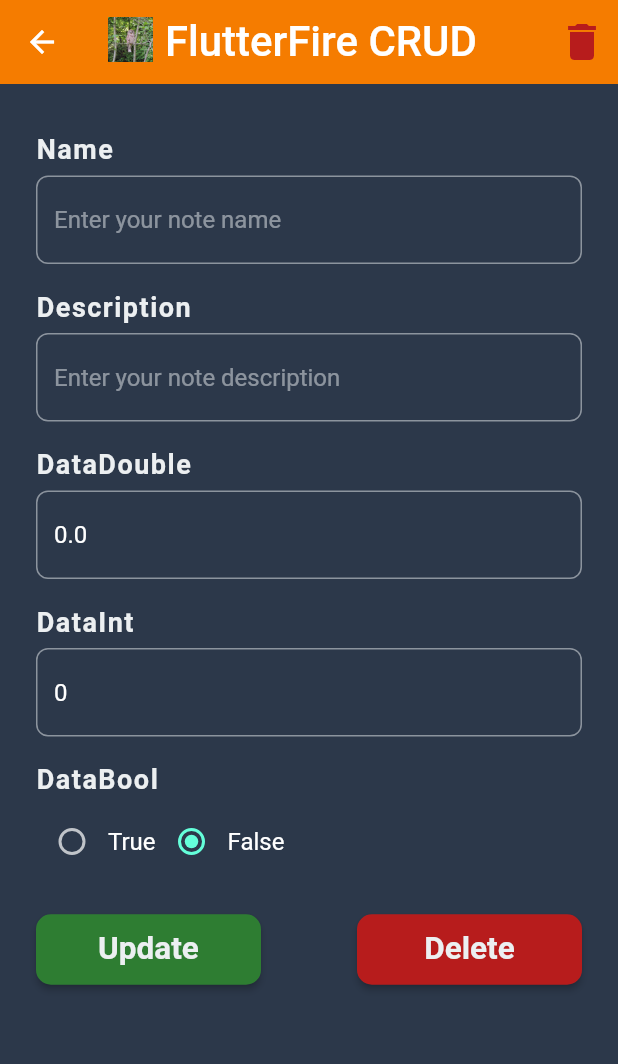
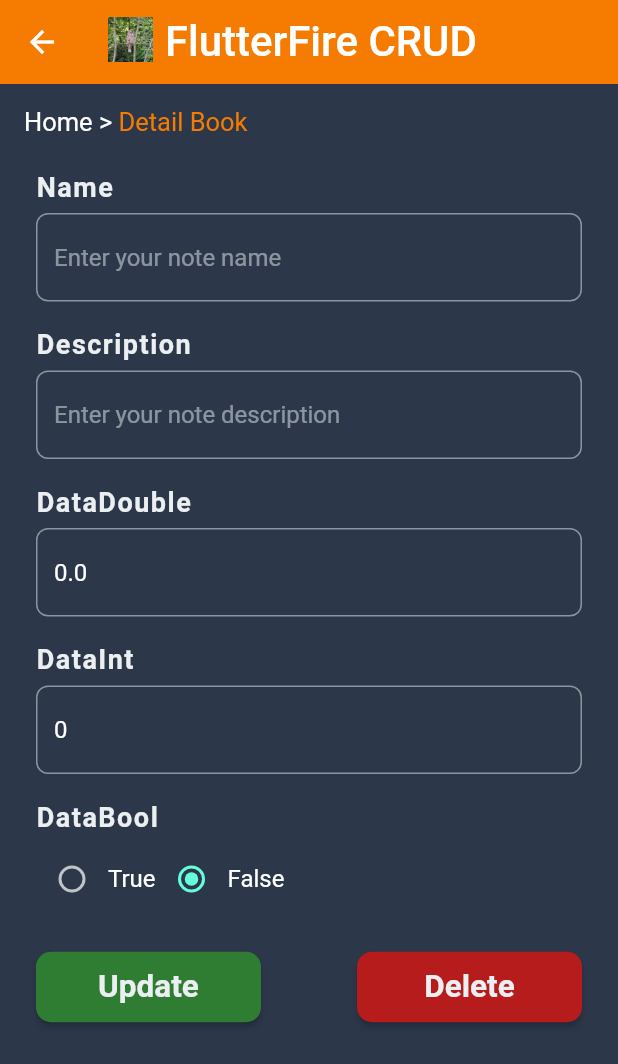
Before and after one commit to Med-Li-Jr/flutterInterfaces, a Flutter app: the EditScreen screen opened directly with empty values, on a phone screen of 412 x 824 dp. Shown: the top 1064 px of the screen. Run offline on Flutter 3.47's test engine with Material 2 defaults, Android fonts, the phone set to English and light mode, and no system bars; our stand-ins replace cloud_firestore, firebase_core; accounts and stored records are empty.

```diff
--- a/lib/EditScreen.dart
+++ b/lib/EditScreen.dart
@@ -1,4 +1,3 @@
-
 import 'package:flutter/material.dart';
 import 'package:flutter_interfaces/AppBarTitle.dart';
 import 'package:flutter_interfaces/CustomColor.dart';
@@ -24,7 +23,6 @@ class _EditScreenState extends State<EditScreen> {
   final FocusNode _dataIntFocusNode = FocusNode();
   final FocusNode _dataBoolFocusNode = FocusNode();
 
-  bool _isDeleting = false;
 
   @override
   Widget build(BuildContext context) {
@@ -42,46 +40,9 @@ class _EditScreenState extends State<EditScreen> {
           elevation: 0,
           backgroundColor: CustomColors.secondColor,
           title: AppBarTitle(),
-          actions: [
-            _isDeleting
-                ? Padding(
-                    padding: const EdgeInsets.only(
-                      top: 10.0,
-                      bottom: 10.0,
-                      right: 16.0,
-                    ),
-                    child: CircularProgressIndicator(
-                      valueColor: AlwaysStoppedAnimation<Color>(
-                        Colors.redAccent,
-                      ),
-                      strokeWidth: 3,
-                    ),
-                  )
-                : IconButton(
-                    icon: Icon(
-                      Icons.delete,
-                      color: Colors.red[900],
-                      size: 32,
-                    ),
-                    onPressed: () async {
-                      setState(() {
-                        _isDeleting = true;
-                      });
-
-                      await Database.deleteItem(
-                        guestbookId: widget.currentGuestBook.bookId,
-                      );
-
-                      setState(() {
-                        _isDeleting = false;
-                      });
-
-                      Navigator.of(context).pop();
-                    },
-                  ),
-          ],
         ),
         body: SafeArea(
+          child: SingleChildScrollView(
             child: Padding(
               padding: const EdgeInsets.only(
                 top: 15,
@@ -89,7 +50,32 @@ class _EditScreenState extends State<EditScreen> {
                 right: 16.0,
                 bottom: 20.0,
               ),
-            child: EditItemForm(
+              child: Column(
+                children: [
+                  SizedBox(
+                    child: Row(
+                      children: [
+                        Text(
+                          'Home > ',
+                          style: TextStyle(
+                            // color: CustomColors.primaryColor,
+                            color: CustomColors.thirdColor,
+                            fontSize: 17,
+                          ),
+                        ),
+                        Text(
+                          'Detail Book',
+                          style: TextStyle(
+                            // color: CustomColors.primaryColor,
+                            color: CustomColors.secondColor,
+                            fontSize: 17,
+                          ),
+                        ),
+                      ],
+                    ),
+                  ),
+                  SizedBox(height: 5),
+                  EditItemForm(
                     nameFocusNode: _nameFocusNode,
                     descriptionFocusNode: _descriptionFocusNode,
                     dataDoubleFocusNode: _dataDoubleFocusNode,
@@ -97,6 +83,9 @@ class _EditScreenState extends State<EditScreen> {
                     dataBoolFocusNode: _dataBoolFocusNode,
                     currentGuestbook: widget.currentGuestBook,
                   ),
+                ],
+              ),
+            ),
           ),
         ),
       ),
```
Also changed, not shown: lib/EditForm.dart (+62 -15 lines). Lines whose indentation alone changed are shown as unchanged.
